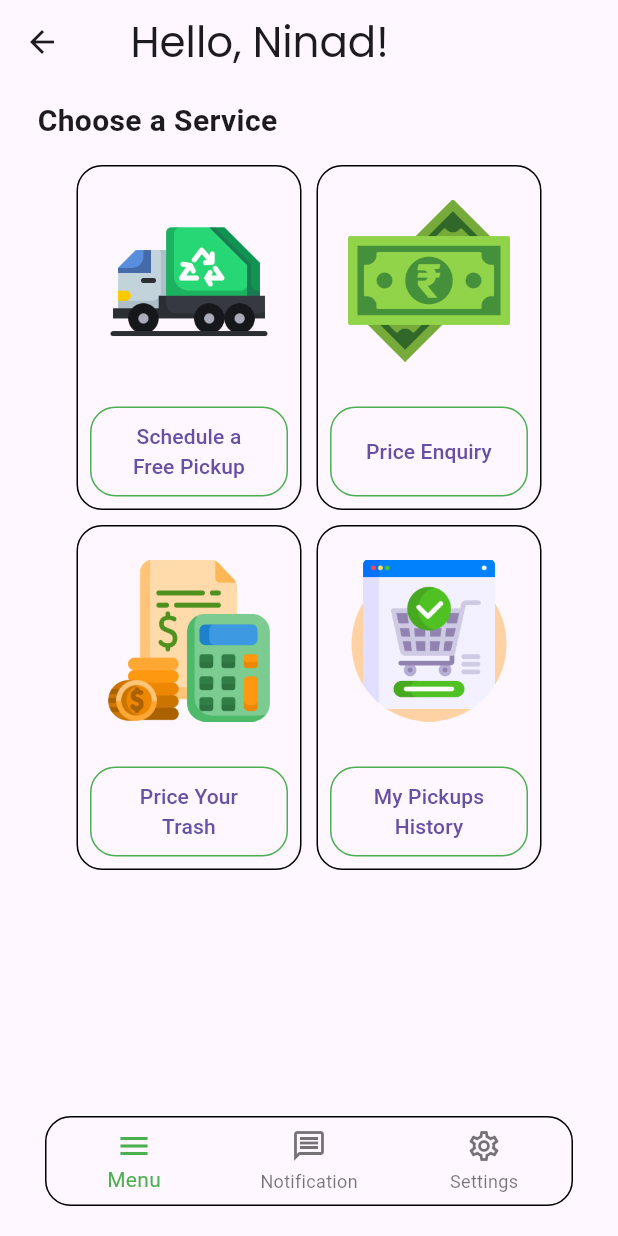
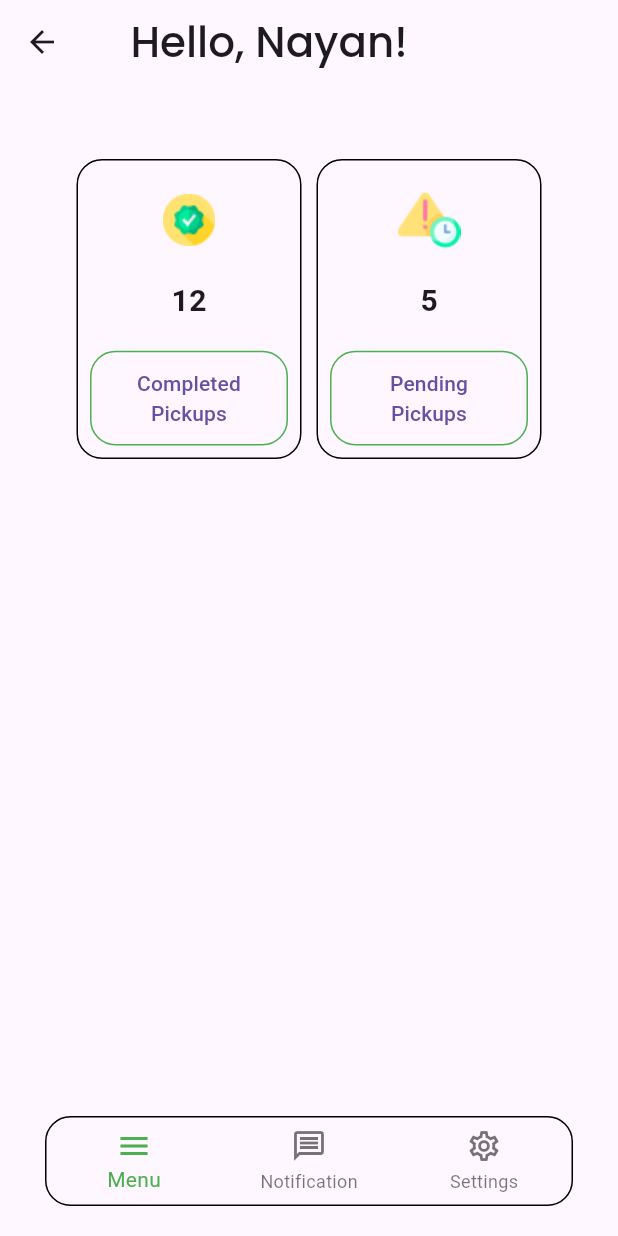
Before and after one commit to Ninad-Lunge/Trash_Pickup, a Flutter app: the Home screen opened directly, on a phone screen of 412 x 824 dp. Run offline on Flutter 3.47's test engine with Material 3 defaults, Android fonts, the phone set to English and light mode, and no system bars.

Commit message:
change done

```diff
--- a/lib/main.dart
+++ b/lib/main.dart
@@ -2,6 +2,9 @@ import 'package:flutter/material.dart';
 import 'package:trashpickup/pages/register.dart';
 import 'package:trashpickup/pages/login.dart';
 import 'package:trashpickup/pages/start.dart';
+import 'package:trashpickup/pages/home.dart';
+import 'package:trashpickup/pages/complete_pickup.dart';
+import 'package:trashpickup/pages/pending_pickup.dart';
 
 void main() {
   runApp(const MyApp());
@@ -20,6 +23,9 @@ class MyApp extends StatelessWidget {
         '/': (context) => Start(),
         '/login': (context) => Login(),
         '/register': (context) => Register(),
+        '/home': (context) => Home(),
+        '/complete_pickup': (context) => CompletePickup(),
+        '/pending_pickup': (context) => PendingPickup(),
       },
     );
   }
--- a/lib/pages/home.dart
+++ b/lib/pages/home.dart
@@ -10,11 +10,11 @@ class Home extends StatelessWidget {
         title: const Padding(
           padding: EdgeInsets.fromLTRB(15.0, 10.0, 0.0, 10.0),
           child: Text(
-            'Hello, Ninad!',
+            'Hello, Nayan!',
             style: TextStyle(
               fontSize: 28,
               fontFamily: 'Poppins',
-              fontWeight: FontWeight.w400,
+              fontWeight: FontWeight.w500,
             ),
           ),
         ),
@@ -25,25 +25,25 @@ class Home extends StatelessWidget {
           crossAxisAlignment: CrossAxisAlignment.start,
           mainAxisAlignment: MainAxisAlignment.start,
           children: [
-            const Padding(
-              padding: EdgeInsets.symmetric(vertical: 10.0, horizontal: 05.0),
-              child: Text(
-                'Choose a Service',
-                style: TextStyle(
-                  fontWeight: FontWeight.bold,
-                  fontSize: 20.0,
-                ),
-              ),
-            ),
+            // const Padding(
+            //   padding: EdgeInsets.symmetric(vertical: 10.0, horizontal: 05.0),
+            //   child: Text(
+            //     'Choose a Service',
+            //     style: TextStyle(
+            //       fontWeight: FontWeight.bold,
+            //       fontSize: 20.0,
+            //     ),
+            //   ),
+            // ),
             Row(
               mainAxisAlignment: MainAxisAlignment.center,
               children: [
                 Padding(
                   padding: const EdgeInsets.symmetric(
-                      horizontal: 05.0, vertical: 05.0),
+                      horizontal: 5.0, vertical: 50.0),
                   child: Container(
                     width: 150.0,
-                    height: 230.0,
+                    height: 200.0,
                     decoration: BoxDecoration(
                       borderRadius: BorderRadius.circular(17.0),
                       border: Border.all(color: Colors.black),
@@ -53,21 +53,34 @@ class Home extends StatelessWidget {
                         Expanded(
                           flex: 2,
                           child: Padding(
-                            padding: const EdgeInsets.symmetric(
-                                vertical: 4.0, horizontal: 20.0),
-                            child: Image.asset('assets/images/truck.png'),
+                              padding: const EdgeInsets.symmetric(
+                                  vertical: 4.0, horizontal: 20.0),
+                              child: Image.asset(
+                                'assets/images/Verification.png',
+                                width: 80,
+                                height: 80,
+                              )),
+                        ),
+                        Expanded(
+                          child: Text(
+                            '12',
+                            style: TextStyle(
+                              fontWeight: FontWeight.bold,
+                              fontSize: 20.0,
+                            ),
                           ),
                         ),
                         Expanded(
-                          flex: 1,
+                          flex: 2,
                           child: Padding(
                             padding: const EdgeInsets.all(8.0),
                             child: OutlinedButton(
                               onPressed: () {
-                                Navigator.pushNamed(context, '/schedule_pickup');
+                                Navigator.pushNamed(
+                                    context, '/complete_pickup');
                               },
                               child: Text(
-                                'Schedule a Free Pickup',
+                                'Completed Pickups',
                                 textAlign: TextAlign.center,
                               ),
                               style: OutlinedButton.styleFrom(
@@ -88,7 +101,7 @@ class Home extends StatelessWidget {
                       horizontal: 05.0, vertical: 05.0),
                   child: Container(
                     width: 150.0,
-                    height: 230.0,
+                    height: 200.0,
                     decoration: BoxDecoration(
                       borderRadius: BorderRadius.circular(17.0),
                       border: Border.all(color: Colors.black),
@@ -100,114 +113,28 @@ class Home extends StatelessWidget {
                           child: Padding(
                             padding: const EdgeInsets.symmetric(
                                 vertical: 4.0, horizontal: 20.0),
-                            child: Image.asset('assets/images/rupee.png'),
+                            child: Image.asset('assets/images/Expired.png'),
                           ),
                         ),
                         Expanded(
-                          flex: 1,
+                          child: Text(
+                            '5',
+                            style: TextStyle(
+                              fontWeight: FontWeight.bold,
+                              fontSize: 20.0,
+                            ),
+                          ),
+                        ),
+                        Expanded(
+                          flex: 2,
                           child: Padding(
                             padding: const EdgeInsets.all(8.0),
                             child: OutlinedButton(
                               onPressed: () {
-                                Navigator.pushNamed(context, '/price_enquiry');
+                                Navigator.pushNamed(context, '/pending_pickup');
                               },
                               child: Text(
-                                'Price Enquiry',
-                                textAlign: TextAlign.center,
-                              ),
-                              style: OutlinedButton.styleFrom(
-                                side: BorderSide(color: Colors.green),
-                                shape: RoundedRectangleBorder(
-                                  borderRadius: BorderRadius.circular(17.0),
-                                ),
-                              ),
-                            ),
-                          ),
-                        ),
-                      ],
-                    ),
-                  ),
-                ),
-              ],
-            ),
-            Row(
-              mainAxisAlignment: MainAxisAlignment.center,
-              children: [
-                Padding(
-                  padding: const EdgeInsets.symmetric(
-                      horizontal: 05.0, vertical: 5.0),
-                  child: Container(
-                    width: 150.0,
-                    height: 230.0,
-                    decoration: BoxDecoration(
-                      borderRadius: BorderRadius.circular(17.0),
-                      border: Border.all(color: Colors.black),
-                    ),
-                    child: Column(
-                      children: [
-                        Expanded(
-                          flex: 2,
-                          child: Padding(
-                            padding: const EdgeInsets.symmetric(
-                                vertical: 4.0, horizontal: 20.0),
-                            child: Image.asset('assets/images/calculate.png'),
-                          ),
-                        ),
-                        Expanded(
-                          flex: 1,
-                          child: Padding(
-                            padding: const EdgeInsets.all(8.0),
-                            child: OutlinedButton(
-                              onPressed: () {
-                                Navigator.pushNamed(context, '/cost_calculation');
-                              },
-                              child: Text(
-                                'Price Your Trash',
-                                textAlign: TextAlign.center,
-                              ),
-                              style: OutlinedButton.styleFrom(
-                                side: BorderSide(color: Colors.green),
-                                shape: RoundedRectangleBorder(
-                                  borderRadius: BorderRadius.circular(17.0),
-                                ),
-                              ),
-                            ),
-                          ),
-                        ),
-                      ],
-                    ),
-                  ),
-                ),
-                Padding(
-                  padding: const EdgeInsets.symmetric(
-                      horizontal: 05.0, vertical: 5.0),
-                  child: Container(
-                    width: 150.0,
-                    height: 230.0,
-                    decoration: BoxDecoration(
-                      borderRadius: BorderRadius.circular(17.0),
-                      border: Border.all(color: Colors.black),
-                    ),
-                    child: Column(
-                      children: [
-                        Expanded(
-                          flex: 2,
-                          child: Padding(
-                            padding: const EdgeInsets.symmetric(
-                                vertical: 4.0, horizontal: 20.0),
-                            child: Image.asset('assets/images/order.png'),
-                          ),
-                        ),
-                        Expanded(
-                          flex: 1,
-                          child: Padding(
-                            padding: const EdgeInsets.all(8.0),
-                            child: OutlinedButton(
-                              onPressed: () {
-                                Navigator.pushNamed(context, '/pickup_history');
-                              },
-                              child: Text(
-                                'My Pickups History',
+                                'Pending Pickups',
                                 textAlign: TextAlign.center,
                               ),
                               style: OutlinedButton.styleFrom(
--- a/pubspec.yaml
+++ b/pubspec.yaml
@@ -44,6 +44,7 @@ dev_dependencies:
     sdk: flutter
   flutter_launcher_icons: "^0.13.1"
 flutter_icons:
+  title: TrashPickup
   android: true
   ios: true
   image_path: "assets/icon/icon2.png"
```
Also changed, not shown: lib/pages/complete_pickup.dart (added, +232 -0 lines), lib/pages/pending_pickup.dart (added, +179 -0 lines), assets/images/Expired.png (added), assets/images/Verification.png (added), assets/images/checkmark.png (added).
